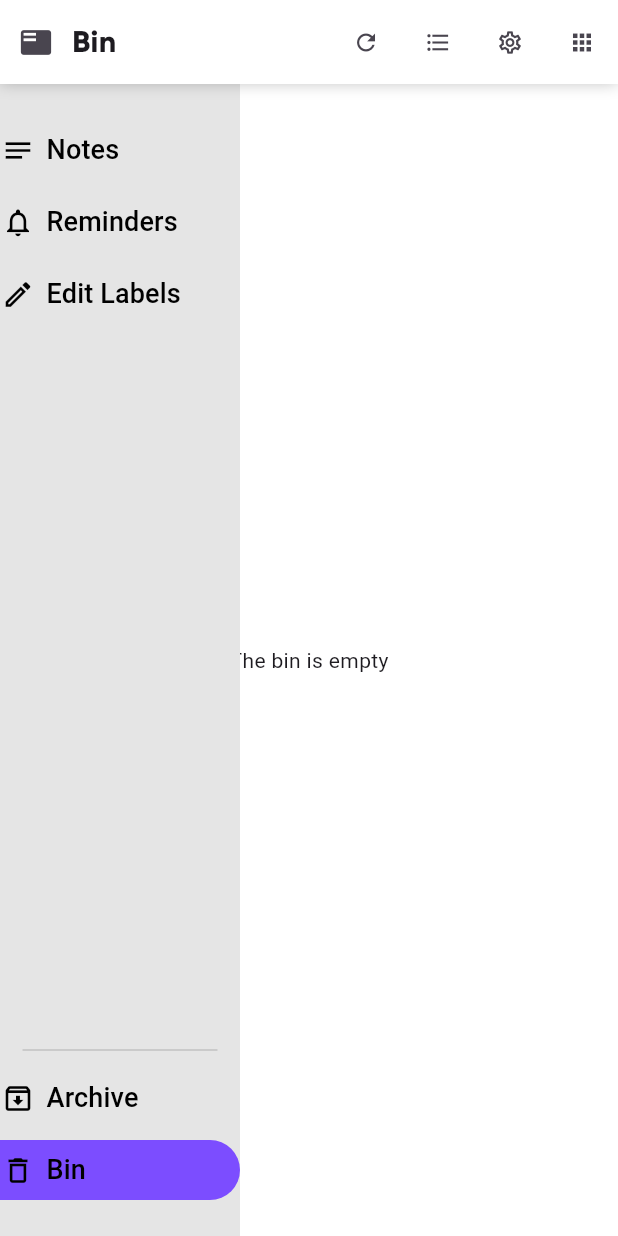
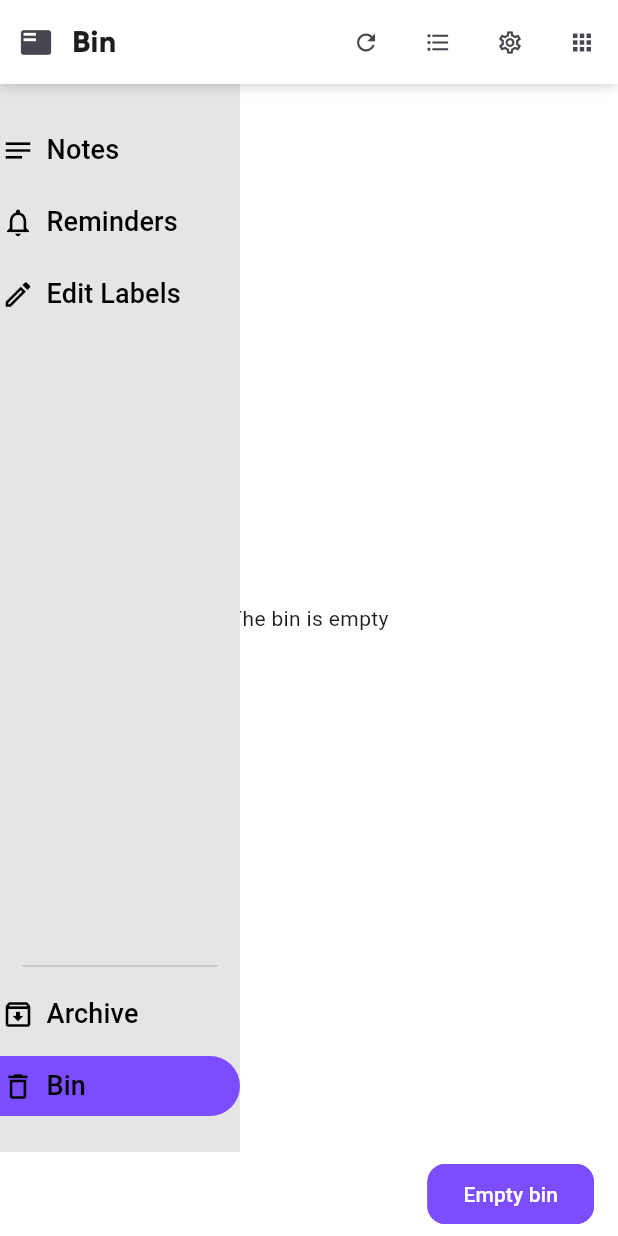
Before and after one commit to AnshulSojitra/FlutterToDoApp, a Flutter app: the Bin screen opened directly, on a phone screen of 412 x 824 dp. Run offline on Flutter 3.47's test engine with Material 3 defaults, Android fonts, the phone set to English and light mode, and no system bars; our stand-ins replace flutter_typeahead; Roboto replaces fonts that are missing (RobotoFont).

Commit message:
4-july-2025

```diff
--- a/lib/component/ThFooter.dart
+++ b/lib/component/ThFooter.dart
@@ -1,12 +1,9 @@
 import 'package:flutter/material.dart';
-
-
-
 class ThFooter extends StatelessWidget implements PreferredSizeWidget {
 
   final List<Widget> rightWidgets;
   final List<Widget> leftWidgets;
-  const ThFooter({super.key,this.rightWidgets=const [],this.leftWidgets=const []});
+  const ThFooter({super.key,this.rightWidgets=const [],this.leftWidgets=const [],});
   List<Widget> spaced(List<Widget> widgets, {double space = 16}) {
     return [
       for (int i = 0; i < widgets.length; i++) ...[
--- a/lib/pages/Bin.dart
+++ b/lib/pages/Bin.dart
@@ -1,6 +1,7 @@
 import 'package:flutter/material.dart';
 import 'package:untitled1/component/ThAppBar.dart';
 import 'package:untitled1/component/ThButton.dart';
+import 'package:untitled1/component/ThFooter.dart';
 import 'package:untitled1/component/ThIconBox.dart';
 import 'package:untitled1/component/ThSideBar.dart';
 import 'package:untitled1/component/ThTextbox.dart';
@@ -151,6 +152,18 @@ class _BinState extends State<Bin> {
 
     return
       Scaffold(
+        bottomNavigationBar: ThFooter(
+          rightWidgets: [
+            ThButton(
+              variant: 'primary',
+              text: 'Empty bin',
+              onPress: (){
+                setState(() {
+                  NoteStore.deletedItems.clear();
+                });
+              },
+            )
+        ],),
         backgroundColor: Colors.white,
         appBar: ThAppBar(
           leftWidgets: [
@@ -355,8 +368,6 @@ class _BinState extends State<Bin> {
   }
   @override
   Widget build(BuildContext context) {
-
-
     return Builder(
         builder: (context) {
           final screenwidth=MediaQuery.of(context).size.width;
@@ -364,8 +375,19 @@ class _BinState extends State<Bin> {
             return android(screenwidth);
           } else {
             return Scaffold(
-
             backgroundColor: Colors.white,
+              bottomNavigationBar: ThFooter(
+                rightWidgets: [
+                  ThButton(
+                    variant: 'primary',
+                    text: 'Empty bin',
+                    onPress: (){
+                      setState(() {
+                        NoteStore.deletedItems.clear();
+                      });
+                    },
+                  )
+                ],),
             appBar: ThAppBar(
               leftWidgets: [
                 IconButton(icon:Icon(Icons.featured_play_list,size:  screenwidth<=990?20:30,),onPressed: (){
```
